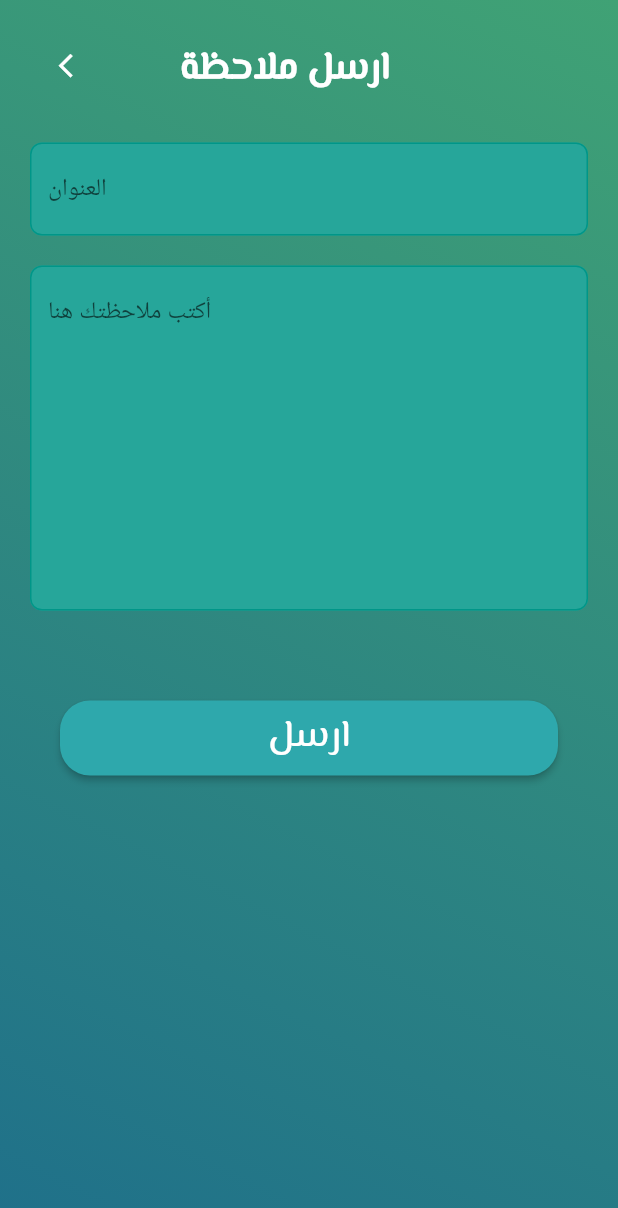
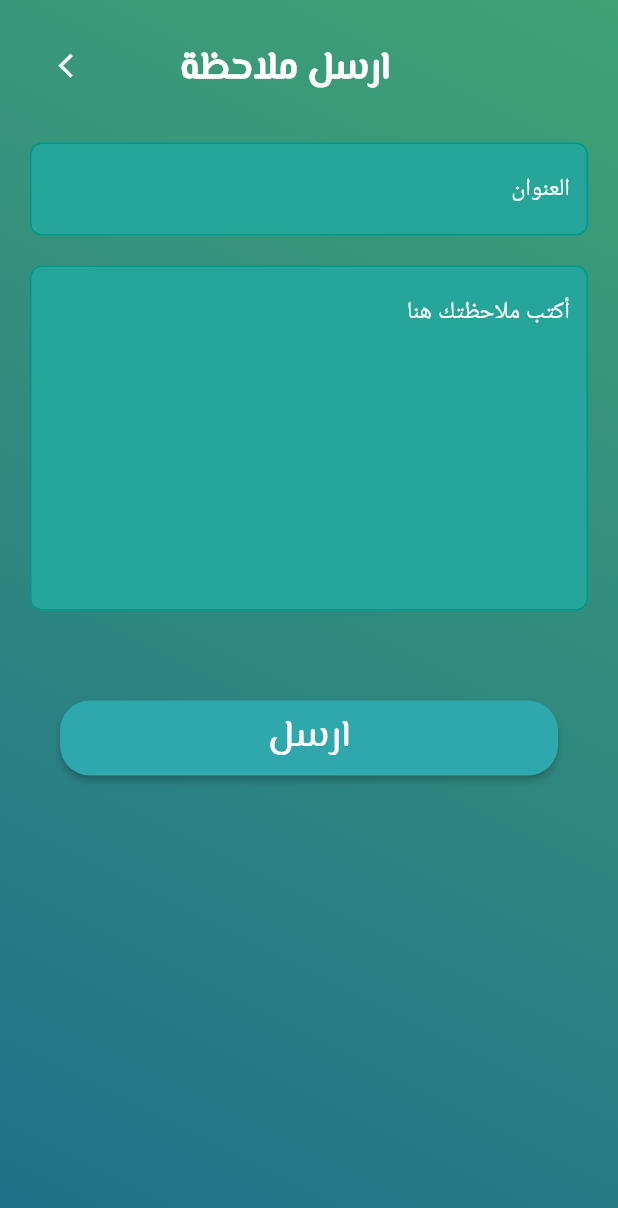
Before and after one commit to mshah21202/ehjez, a Flutter app: the feedback screen opened by its route, on a phone screen of 412 x 824 dp. Shown: the top 1208 px of the screen. Run offline on Flutter 3.47's test engine with Material 2 defaults, Android fonts, the phone set to English and light mode, and no system bars; our stand-ins replace sqflite; accounts and stored records are empty.

Commit message:
Fixed typos in help section

```diff
--- a/lib/aboutapp.dart
+++ b/lib/aboutapp.dart
@@ -61,7 +61,7 @@ class aboutApp extends StatelessWidget {
 
                             Container( padding: const EdgeInsets.fromLTRB(6, 20, 3, 20),
 
-                              child: Text(" ابتكر تطبيق احجز في سبيل تسهيل الحصول على لقاح كورونا عبر الهواتف الذكية, من خلال إمكانية حجز مواعيد لك ولعائلتك في المراكز الصحية والمستشفيات المعتمدة من وزارة الصحة لإعطاء اللقاح، وذلك في إطار دعم الجهود الحكومية لاحتواء جائحة كورونا، ويتميز هذا التطبيق بسهولة وسرعة الاستخدام وحفظ خصوصية المستخدم، بالإضافة لتوفير الوقت والجهد، كما يمكن أن يساهم أيضاً في تقليل نسبة الإصابة بالعدوى من المستشفيات، علاوةً على ذلك سيكون التسجيل فيه متاحًا للأفراد من مواطنين ووافدين، كما سيعمل على توفير أحدث التنبيهات والأخبار الطبيّة الصادرة من وزارة الصحة عن الفيروس وانتشاره وسبل الوقاية منه، وتجدر الإشارة إلى أن العمل على تطوير وتحديث هذا التطبيق يجري بشكل مستمر وذلك بإضافة المزيد من الخصائص والمزايا في التحديثات القادمة."
+                              child: Text(" اُبتكر تطبيق احجز في سبيل تسهيل الحصول على لقاح كورونا عبر الهواتف الذكية, من خلال إمكانية حجز مواعيد لك ولعائلتك في المراكز الصحية والمستشفيات المعتمدة من وزارة الصحة لإعطاء اللقاح، وذلك في إطار دعم الجهود الحكومية لاحتواء جائحة كورونا، ويتميز هذا التطبيق بسهولة وسرعة الاستخدام وحفظ خصوصية المستخدم، بالإضافة لتوفير الوقت والجهد، كما يمكن أن يساهم أيضاً في تقليل نسبة الإصابة بالعدوى من المستشفيات، علاوةً على ذلك سيكون التسجيل فيه متاحًا للأفراد من مواطنين ووافدين، كما سيعمل على توفير أحدث التنبيهات والأخبار الطبيّة الصادرة من وزارة الصحة عن الفيروس وانتشاره وسبل الوقاية منه، وتجدر الإشارة إلى أن العمل على تطوير وتحديث هذا التطبيق يجري بشكل مستمر وذلك بإضافة المزيد من الخصائص والمزايا في التحديثات القادمة."
                                   ,textDirection: TextDirection.rtl
                                   ,textAlign: TextAlign.right,style: TextStyle(
                                     wordSpacing: 1,
--- a/lib/feedback.dart
+++ b/lib/feedback.dart
@@ -51,8 +51,8 @@ class feedback extends StatelessWidget {
                                 ),
                               ),
                             ],),Container( padding: const EdgeInsets.fromLTRB(20, 27, 20, 20),
-                              child: TextField(maxLines: 1,
-                                decoration: InputDecoration(
+                              child: TextField(maxLines: 1, textAlign: TextAlign.end, textDirection: TextDirection.rtl,style: TextStyle(color: Colors.white),
+                                decoration: InputDecoration(labelStyle: TextStyle(color: Colors.white), hintStyle: TextStyle(color: Colors.white),
                                   enabledBorder: OutlineInputBorder(borderSide: BorderSide(color: Colors.teal[500]),
                                       borderRadius: BorderRadius.all(Radius.circular(8.0))),
                                   focusedBorder: OutlineInputBorder(borderSide: BorderSide(color: Colors.white),
@@ -71,8 +71,8 @@ class feedback extends StatelessWidget {
 
                           ),
                           Container( padding: const EdgeInsets.fromLTRB(20, 0, 20, 20),
-                            child: TextField(maxLines: 10,
-                              decoration: InputDecoration(
+                            child: TextField(maxLines: 10, textAlign: TextAlign.end, textDirection: TextDirection.rtl, style: TextStyle(color: Colors.white),
+                              decoration: InputDecoration(labelStyle: TextStyle(color: Colors.white), hintStyle: TextStyle(color: Colors.white),
                                 enabledBorder: OutlineInputBorder(borderSide: BorderSide(color: Colors.teal[500]),
                                     borderRadius: BorderRadius.all(Radius.circular(8.0))),
                                 focusedBorder: OutlineInputBorder(borderSide: BorderSide(color: Colors.white),
```
Also changed, not shown: lib/helpscreen.dart (+1 -49 lines).
